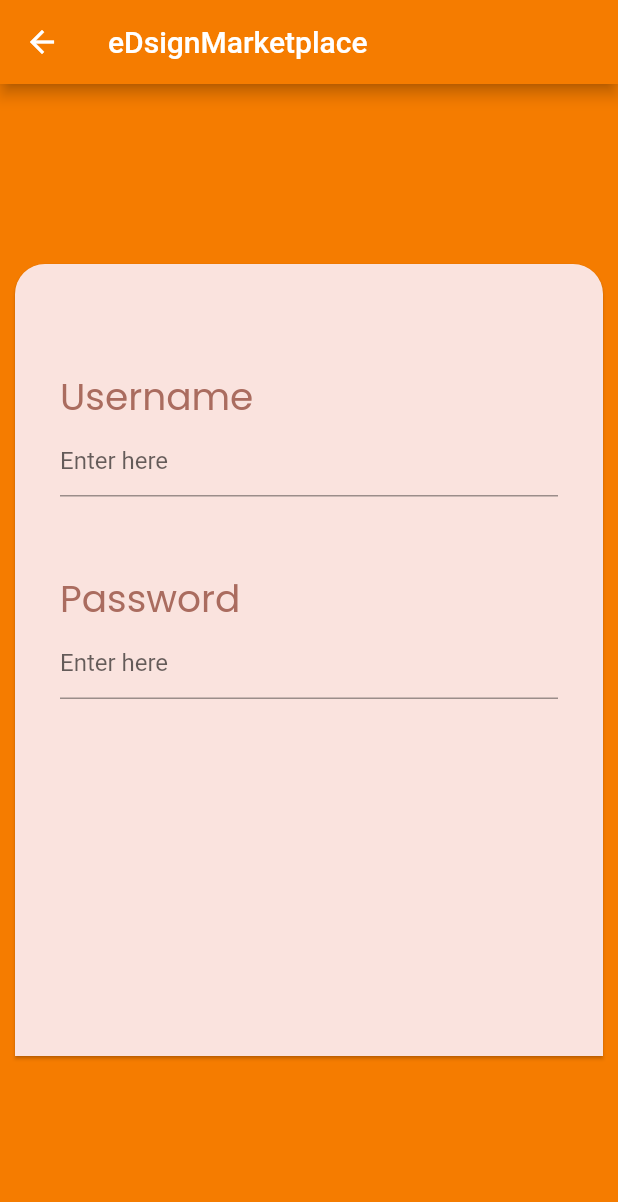
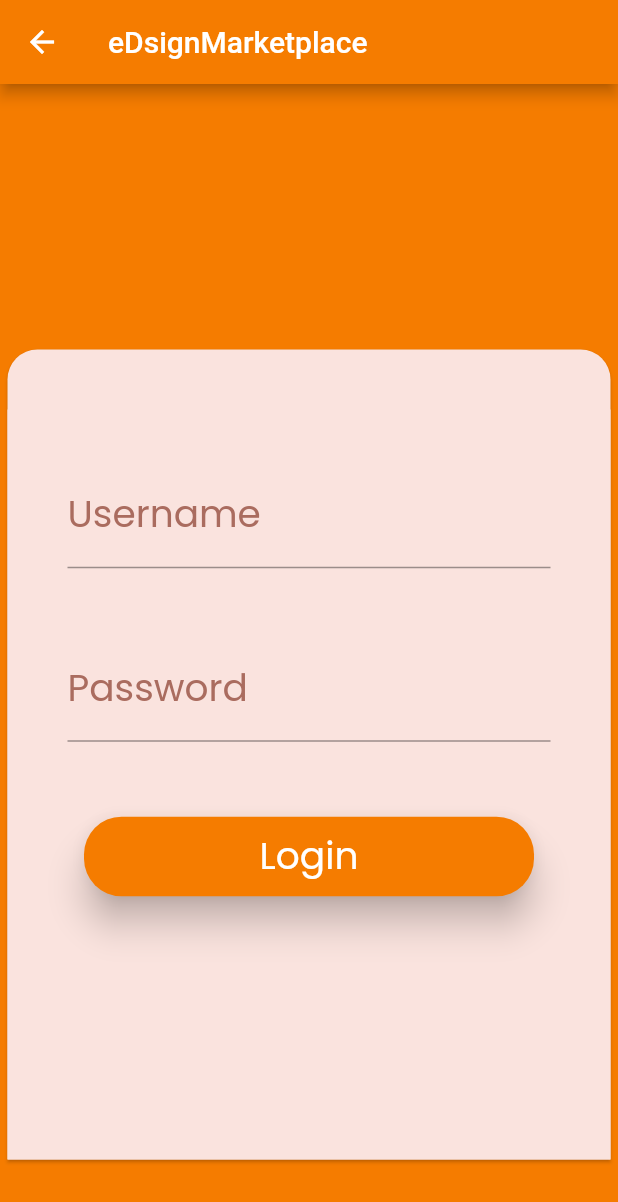
Before and after one commit to SahanyaHebbar/eDesignMarketplace, a Flutter app: the screen it shows after launch, on a phone screen of 412 x 824 dp. Shown: the top 1202 px of the screen. Run offline on Flutter 3.47's test engine with Material 2 defaults, Android fonts, the phone set to English and light mode, and no system bars.

Commit message:
Finished login page

```diff
--- a/lib/loginpage.dart
+++ b/lib/loginpage.dart
@@ -9,46 +9,52 @@ class LoginPage extends StatefulWidget {
 class _LoginPageState extends State<LoginPage> {
   @override
   Widget build(BuildContext context) {
-    return Container(
-      height: 500,
-      child: Scaffold(
+    return Scaffold(
+      resizeToAvoidBottomInset: false,
       backgroundColor: Colors.orange[700],
       appBar: AppBar(
         backgroundColor: Colors.orange[700],
         title: Text('eDsignMarketplace'),
       ),
-        body: PeachCard(
+      body: Column(
+        mainAxisAlignment: MainAxisAlignment.start,
+        children: [
+          PeachCard(
             container: Container(
+              height: 500,
+              color: Color(0xFFFAE3DE),
               child: Column(
                 mainAxisAlignment: MainAxisAlignment.start,
                 children: [
-                SizedBox(
-                  height: 20,
-                ),
                   Padding(
-                  padding: const EdgeInsets.all(30.0),
+                    padding: const EdgeInsets.all(40.0),
                     child: Column(
                       children: [
-                      Align(
-                          alignment: Alignment.centerLeft,
-                          child: Text('Username', style: kPoppinTitle)),
                         TextField(
                           showCursor: true,
                           decoration: InputDecoration(
-                          hintText: 'Enter here',
+                            labelText: 'Username',
+                            labelStyle: kPoppinTitle,
                           ),
                         ),
                         SizedBox(
                           height: 50,
                         ),
-                      Align(
-                          alignment: Alignment.centerLeft,
-                          child: Text('Password', style: kPoppinTitle)),
                         TextField(
                           showCursor: true,
                           decoration: InputDecoration(
-                          hintText: 'Enter here',
+                            //hintText: 'Enter here',
+                            labelText: "Password",
+                            labelStyle: kPoppinTitle,
                           ),
+                        ),
+                        SizedBox(
+                          height: 50,
+                        ),
+                        WPRaisedButton(
+                          buttonTitle: "Login",
+                          onPressed: () =>
+                              Navigator.pushNamed(context, '/homepage'),
                         ),
                       ],
                     ),
@@ -57,6 +63,7 @@ class _LoginPageState extends State<LoginPage> {
               ),
             ),
           ),
+        ],
       ),
     );
   }
@@ -70,7 +77,7 @@ class PeachCard extends StatelessWidget {
   Widget build(BuildContext context) {
     return Card(
       color: Color(0xFFFAE3DE),
-      margin: EdgeInsets.symmetric(vertical: 120.0, horizontal: 10),
+      margin: EdgeInsets.only(left: 5, right: 5, top: 177),
       shape: RoundedRectangleBorder(
         borderRadius: BorderRadius.only(
             topLeft: Radius.circular(20.0), topRight: Radius.circular(20.0)),
@@ -78,7 +85,7 @@ class PeachCard extends StatelessWidget {
       child: Column(
         children: [
           SizedBox(
-            height: 20.0,
+            height: 40.0,
           ),
           container,
         ],
@@ -86,3 +93,31 @@ class PeachCard extends StatelessWidget {
     );
   }
 }
+
+class WPRaisedButton extends StatelessWidget {
+  WPRaisedButton({this.buttonTitle, this.onPressed});
+
+  final String buttonTitle;
+  final Function onPressed;
+  @override
+  Widget build(BuildContext context) {
+    return ButtonTheme(
+      minWidth: 300.0,
+      child: RaisedButton(
+        child: Text(
+          buttonTitle,
+          style: TextStyle(fontFamily: 'Poppins', fontSize: 25),
+        ),
+        onPressed: onPressed,
+        color: Colors.orange[700],
+        textColor: Colors.white,
+        padding: EdgeInsets.all(8.0),
+        splashColor: Colors.grey,
+        elevation: 10.0,
+        shape: RoundedRectangleBorder(
+          borderRadius: BorderRadius.circular(25.0),
+        ),
+      ),
+    );
+  }
+}
--- a/lib/main.dart
+++ b/lib/main.dart
@@ -13,6 +13,7 @@ class MyApp extends StatelessWidget {
       home: SplashScreen(),
       routes: {
         '/welcomepage': (context) => LoginPage(),
+        '/homepage': (context) => LoginPage(),
       },
     );
   }
```
Lines whose indentation alone changed are shown as unchanged.
